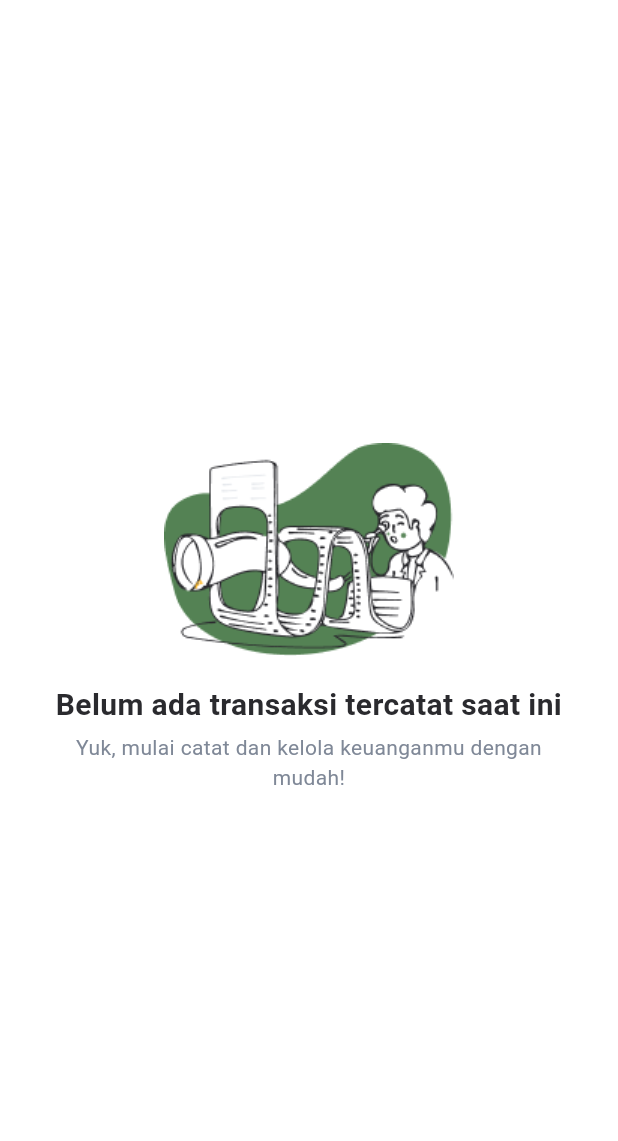
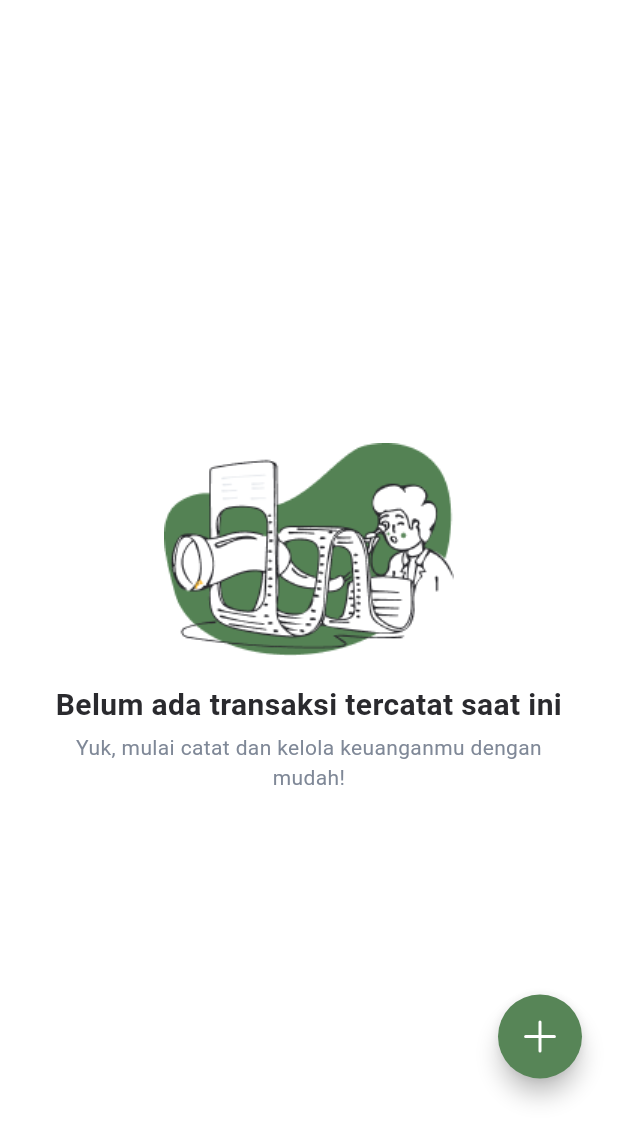
Before and after one commit to Fritzent/PetaniCerdas, a Flutter app: the TransactionPage widget shown alone on an empty page, opened directly, on a phone screen of 412 x 824 dp. Shown: the top 1141 px of the screen. Run offline on Flutter 3.47's test engine with Material 3 defaults, Android fonts, the phone set to English and light mode, and no system bars; our stand-ins replace cloud_firestore, firebase_auth, firebase_core, flutter_bloc, flutter_secure_storage, flutter_svg and 3 more; missing offline and left inert: bcrypt; accounts and stored records are empty.

Commit message:
Implement Add Transactions

```diff
--- a/lib/models/detail_transaction.dart
+++ b/lib/models/detail_transaction.dart
@@ -3,7 +3,7 @@ class DetailTransaction {
   final String type;
   final String price;
   final String transactionDetailId;
-  final String transactionId;
+  String transactionId;
 
   DetailTransaction({
     required this.name,
--- a/lib/pages/dashboard/dashboard_page.dart
+++ b/lib/pages/dashboard/dashboard_page.dart
@@ -8,6 +8,8 @@ import 'package:petani_cerdas/pages/dashboard/calendar_page.dart';
 import 'package:petani_cerdas/pages/dashboard/settings_page.dart';
 import 'package:petani_cerdas/pages/dashboard/transaction_page.dart';
 import 'package:petani_cerdas/resources/style_config.dart';
+
+import '../../widgets/custom_toast.dart';
 
 class DashboardPage extends StatefulWidget {
   const DashboardPage({super.key});
@@ -54,6 +56,7 @@ class _DashboardPageState extends State<DashboardPage> {
             return Row(
               mainAxisAlignment: MainAxisAlignment.center,
               children: [
+                ToastService.buildToast(),
                 Container(
                   margin: EdgeInsets.only(bottom: FontList.font24),
                   padding: const EdgeInsets.symmetric(
--- a/lib/pages/dashboard/transaction_page.dart
+++ b/lib/pages/dashboard/transaction_page.dart
@@ -6,6 +6,7 @@ import 'package:petani_cerdas/bloc/transactions_bloc.dart';
 import 'package:petani_cerdas/resources/style_config.dart';
 import 'package:petani_cerdas/widgets/transactions_item.dart';
 
+import '../../widgets/custom_toast.dart';
 import '../../widgets/modal_bottom_sheet_sort.dart';
 
 class TransactionPage extends StatefulWidget {
@@ -25,7 +26,8 @@ class _TransactionPageState extends State<TransactionPage> {
           if (state.isLoading) {
             return Center(child: CircularProgressIndicator());
           } else if (!state.isLoading && state.groupedTransactions.isEmpty) {
-            return Center(
+            return Stack(children: [
+              Center(
                 child: Column(
                   mainAxisAlignment: MainAxisAlignment.center,
                   crossAxisAlignment: CrossAxisAlignment.center,
@@ -47,8 +49,8 @@ class _TransactionPageState extends State<TransactionPage> {
                     ),
                     Gap(FontList.font4),
                     Padding(
-                    padding:
-                        const EdgeInsets.symmetric(horizontal: FontList.font48),
+                      padding: const EdgeInsets.symmetric(
+                          horizontal: FontList.font48),
                       child: Text(
                         'Yuk, mulai catat dan kelola keuanganmu dengan mudah!',
                         textAlign: TextAlign.center,
@@ -60,7 +62,33 @@ class _TransactionPageState extends State<TransactionPage> {
                     ),
                   ],
                 ),
-            );
+              ),
+              Positioned(
+                right: FontList.font24,
+                bottom: FontList.font105,
+                child: FloatingActionButton(
+                  onPressed: () async {
+                    //Navigator.pushNamed(context, '/add_transaction');
+
+                    var result =
+                        await Navigator.pushNamed(context, '/add_transaction');
+
+                    if (result != null) {
+                      ToastService.showToast(context, 'Transaksi berhasil disimpan', false);
+                    }
+                  },
+                  tooltip: 'Tambah transaksi',
+                  backgroundColor: ColorList.primaryColor,
+                  shape: StadiumBorder(),
+                  child: SvgPicture.asset(
+                    alignment: Alignment.topRight,
+                    'assets/icons/ic_add.svg',
+                    height: FontList.font32,
+                    width: FontList.font32,
+                  ),
+                ),
+              )
+            ]);
           }
 
           return Stack(
@@ -129,8 +157,15 @@ class _TransactionPageState extends State<TransactionPage> {
                 right: FontList.font24,
                 bottom: FontList.font105,
                 child: FloatingActionButton(
-                  onPressed: () {
-                    Navigator.pushNamed(context, '/add_transaction');
+                  onPressed: () async {
+                    //Navigator.pushNamed(context, '/add_transaction');
+
+                    var result =
+                        await Navigator.pushNamed(context, '/add_transaction');
+
+                    if (result != null) {
+                      ToastService.showToast(context, 'Transaksi berhasil disimpan', false);
+                    }
                   },
                   tooltip: 'Tambah transaksi',
                   backgroundColor: ColorList.primaryColor,
```
Also changed, not shown: lib/bloc/add_transactions_bloc.dart (+72 -4 lines), lib/bloc/add_transactions_state.dart (+12 -0 lines), lib/pages/dashboard/transaction/add_transaction_page.dart (+16 -9 lines). Lines whose indentation alone changed are shown as unchanged.
